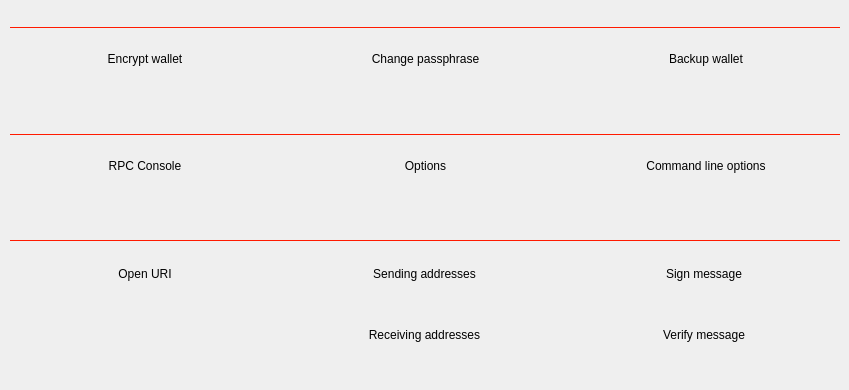
Old version of the form src/qt/forms/otherpage.ui in the repository tlc2/bitcredit-2.0-client.
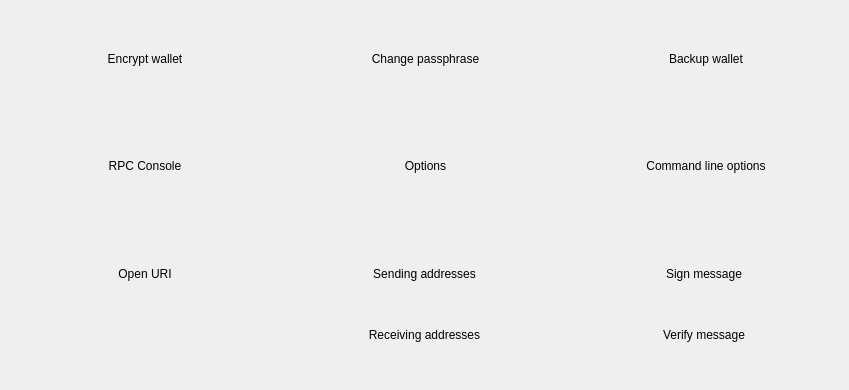
New version of the form.

Diff of the .ui file:
```diff
--- a/src/qt/forms/otherpage.ui
+++ b/src/qt/forms/otherpage.ui
@@ -297,63 +297,6 @@
     </item>
    </layout>
   </widget>
-  <widget class="QFrame" name="frame">
-   <property name="geometry">
-    <rect>
-     <x>10</x>
-     <y>27</y>
-     <width>830</width>
-     <height>1</height>
-    </rect>
-   </property>
-   <property name="styleSheet">
-    <string notr="true">border: 1px solid #ff1a00;</string>
-   </property>
-   <property name="frameShape">
-    <enum>QFrame::StyledPanel</enum>
-   </property>
-   <property name="frameShadow">
-    <enum>QFrame::Raised</enum>
-   </property>
-  </widget>
-  <widget class="QFrame" name="frame_2">
-   <property name="geometry">
-    <rect>
-     <x>10</x>
-     <y>134</y>
-     <width>830</width>
-     <height>1</height>
-    </rect>
-   </property>
-   <property name="styleSheet">
-    <string notr="true">border: 1px solid #ff1a00;</string>
-   </property>
-   <property name="frameShape">
-    <enum>QFrame::StyledPanel</enum>
-   </property>
-   <property name="frameShadow">
-    <enum>QFrame::Raised</enum>
-   </property>
-  </widget>
-  <widget class="QFrame" name="frame_3">
-   <property name="geometry">
-    <rect>
-     <x>10</x>
-     <y>240</y>
-     <width>830</width>
-     <height>1</height>
-    </rect>
-   </property>
-   <property name="styleSheet">
-    <string notr="true">border: 1px solid #ff1a00;</string>
-   </property>
-   <property name="frameShape">
-    <enum>QFrame::StyledPanel</enum>
-   </property>
-   <property name="frameShadow">
-    <enum>QFrame::Raised</enum>
-   </property>
-  </widget>
  </widget>
  <resources/>
  <connections/>
```
